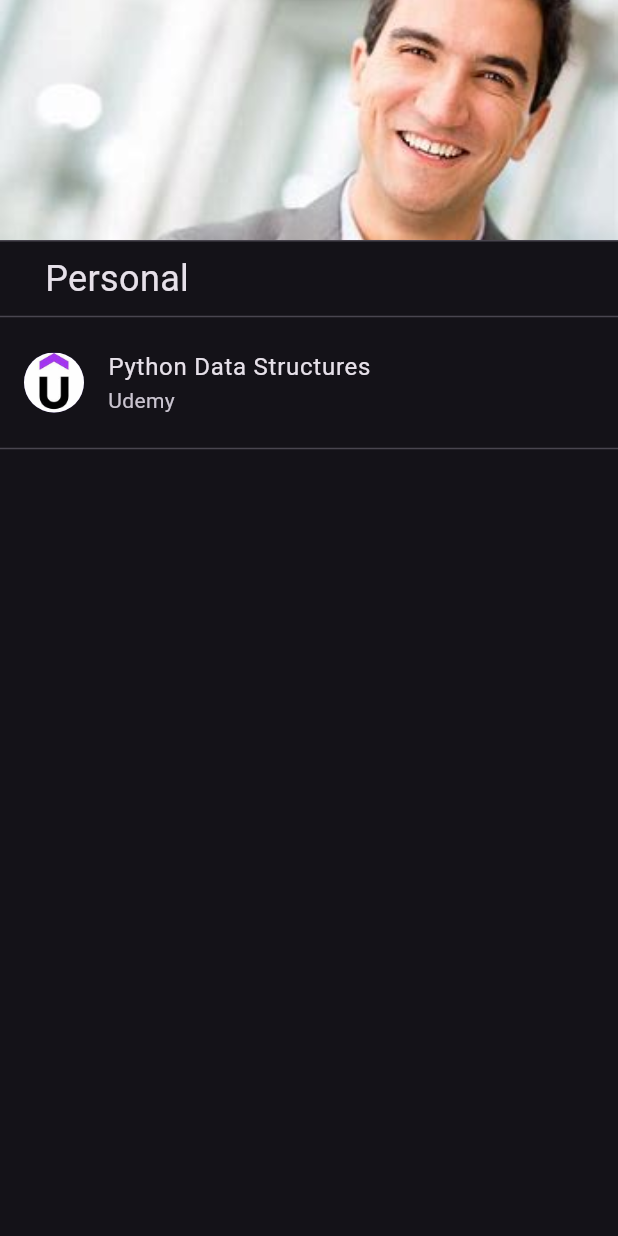
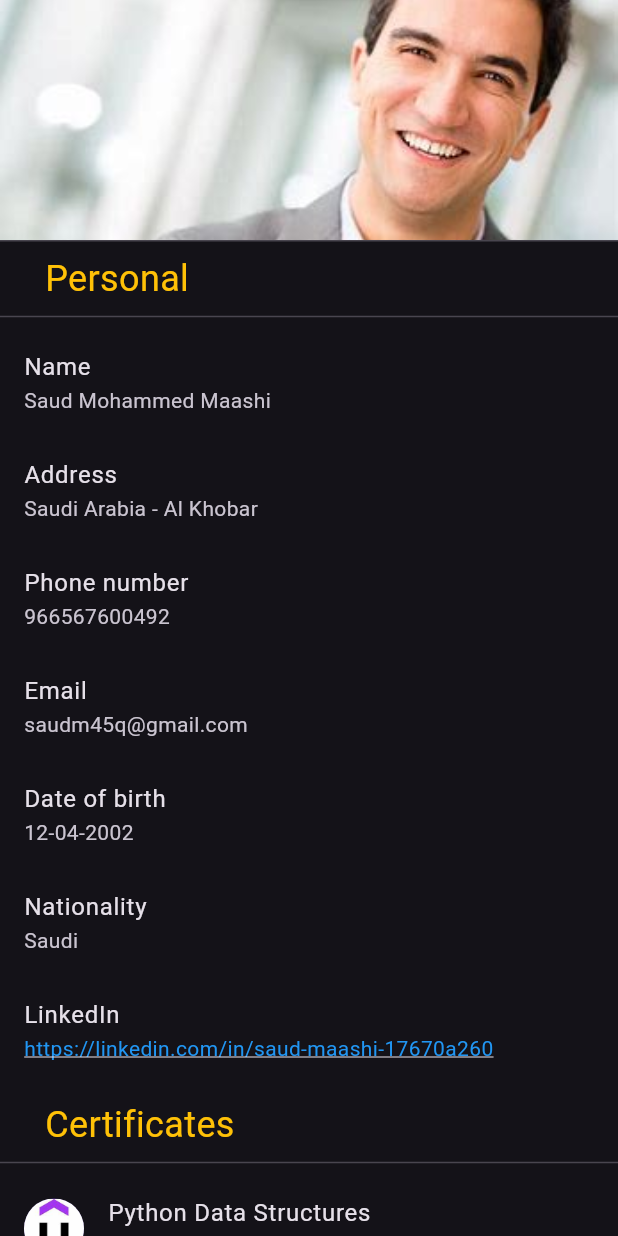
Before and after one commit to SaudMaashi/my_cv, a Flutter app: the DrawerListView widget shown alone on an empty page, opened directly, on a phone screen of 412 x 824 dp. Run offline on Flutter 3.47's test engine with Material 3 defaults, Android fonts, the phone set to English and light mode, and no system bars.

Commit message:
adding some features to the drawer

```diff
--- a/lib/data/certificates.dart
+++ b/lib/data/certificates.dart
@@ -5,4 +5,32 @@ const certificates = [
       course: "Python Data Structures",
       source: "Udemy",
       sourceImage: "assets/images/udemy.png"),
+  Certificate(
+      course: "Python Data Structures",
+      source: "Udemy",
+      sourceImage: "assets/images/udemy.png"),
+  Certificate(
+      course: "Python Data Structures",
+      source: "Udemy",
+      sourceImage: "assets/images/udemy.png"),
+  Certificate(
+      course: "Python Data Structures",
+      source: "Udemy",
+      sourceImage: "assets/images/udemy.png"),
+  Certificate(
+      course: "Python Data Structures",
+      source: "Udemy",
+      sourceImage: "assets/images/udemy.png"),
+  Certificate(
+      course: "Python Data Structures",
+      source: "Udemy",
+      sourceImage: "assets/images/udemy.png"),
+  Certificate(
+      course: "Python Data Structures",
+      source: "Udemy",
+      sourceImage: "assets/images/udemy.png"),
+  Certificate(
+      course: "Python Data Structures",
+      source: "Udemy",
+      sourceImage: "assets/images/udemy.png"),
 ];
--- /dev/null
+++ b/lib/data/information.dart
@@ -0,0 +1,9 @@
+const information = {
+  "Name": "Saud Mohammed Maashi",
+  "Address": "Saudi Arabia - Al Khobar",
+  "Phone number": "966567600492",
+  "Email": "saudm45q@gmail.com",
+  "Date of birth": "12-04-2002",
+  "Nationality": "Saudi",
+  "LinkedIn": "https://linkedin.com/in/saud-maashi-17670a260",
+};
--- a/lib/widgets/drawer_list_view.dart
+++ b/lib/widgets/drawer_list_view.dart
@@ -1,6 +1,7 @@
 import 'package:flutter/material.dart';
 import 'package:my_cv/data/certificates.dart';
 import 'package:my_cv/widgets/certificate_list_tile.dart';
+import 'package:my_cv/widgets/personal_information_column.dart';
 
 class DrawerListView extends StatelessWidget {
   const DrawerListView({
@@ -27,13 +28,28 @@ class DrawerListView extends StatelessWidget {
             "Personal",
             style: TextStyle(
               fontSize: 24,
+              color: Colors.amber,
             ),
           ),
         ),
         const Divider(),
-        for (var certificate in certificates)
+        const PersonalInformationColumn(),
+        const SizedBox(
+          height: 10,
+        ),
+        const Padding(
+          padding: EdgeInsets.only(left: 30),
+          child: Text(
+            "Certificates",
+            style: TextStyle(
+              fontSize: 24,
+              color: Colors.amber,
+            ),
+          ),
+        ),
+        const Divider(),
+        for (final certificate in certificates)
           CertificateListTile(certificate: certificate),
-        const Divider(),
       ],
     );
   }
--- /dev/null
+++ b/lib/widgets/personal_information_column.dart
@@ -0,0 +1,49 @@
+import 'package:flutter/material.dart';
+import 'package:my_cv/data/information.dart';
+import 'package:url_launcher/url_launcher.dart';
+
+class PersonalInformationColumn extends StatelessWidget {
+  const PersonalInformationColumn({super.key});
+
+  @override
+  Widget build(BuildContext context) {
+    return Column(
+      children: [
+        for (final information in information.entries)
+          ListTile(
+            title: Text(
+              information.key,
+            ),
+            subtitle: information.value.contains("linkedin")
+                ? InkWell(
+                    onTap: () => launchUrl(
+                          Uri.parse(information.value),
+                          mode: LaunchMode.externalApplication,
+                        ),
+                    child: Text(
+                      information.value,
+                      style: const TextStyle(
+                          decoration: TextDecoration.underline,
+                          color: Colors.blue),
+                    ))
+                : int.tryParse(information.value) != null
+                    ? InkWell(
+                        onTap: () async {
+                          final url = Uri(
+                            scheme: "tel",
+                            path: information.value,
+                          );
+                          if (await canLaunchUrl(url)) {
+                            launchUrl(url);
+                          }
+                        },
+                        child: Text(
+                          information.value,
+                        ),
+                      )
+                    : Text(information.value),
+          ),
+      ],
+    );
+  }
+}
--- a/lib/widgets/personal_information_list_tile.dart
+++ /dev/null
@@ -1,10 +0,0 @@
-import 'package:flutter/material.dart';
-
-class PersonalInformationListTile extends StatelessWidget {
-  const PersonalInformationListTile({super.key});
-
-  @override
-  Widget build(BuildContext context) {
-    return const ListTile();
-  }
-}
--- a/pubspec.yaml
+++ b/pubspec.yaml
@@ -35,6 +35,7 @@ dependencies:
   # The following adds the Cupertino Icons font to your application.
   # Use with the CupertinoIcons class for iOS style icons.
   cupertino_icons: ^1.0.2
+  url_launcher: ^6.2.1
 
 dev_dependencies:
   flutter_test:
```
Also changed, not shown: pubspec.lock, 8 other files.
